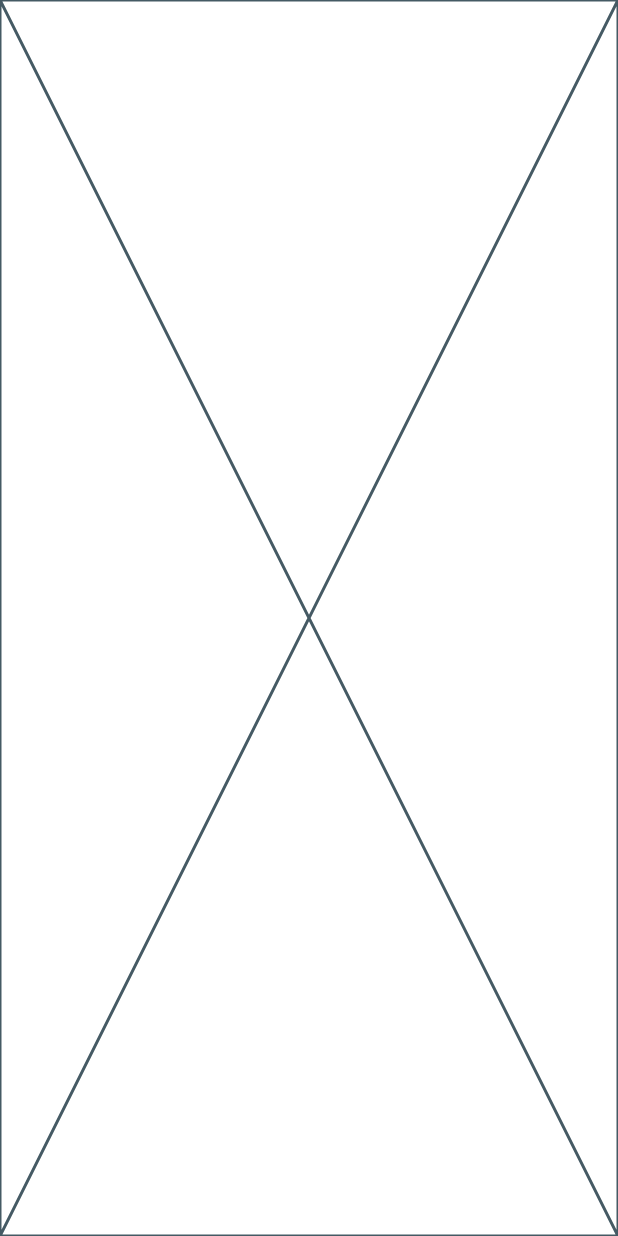
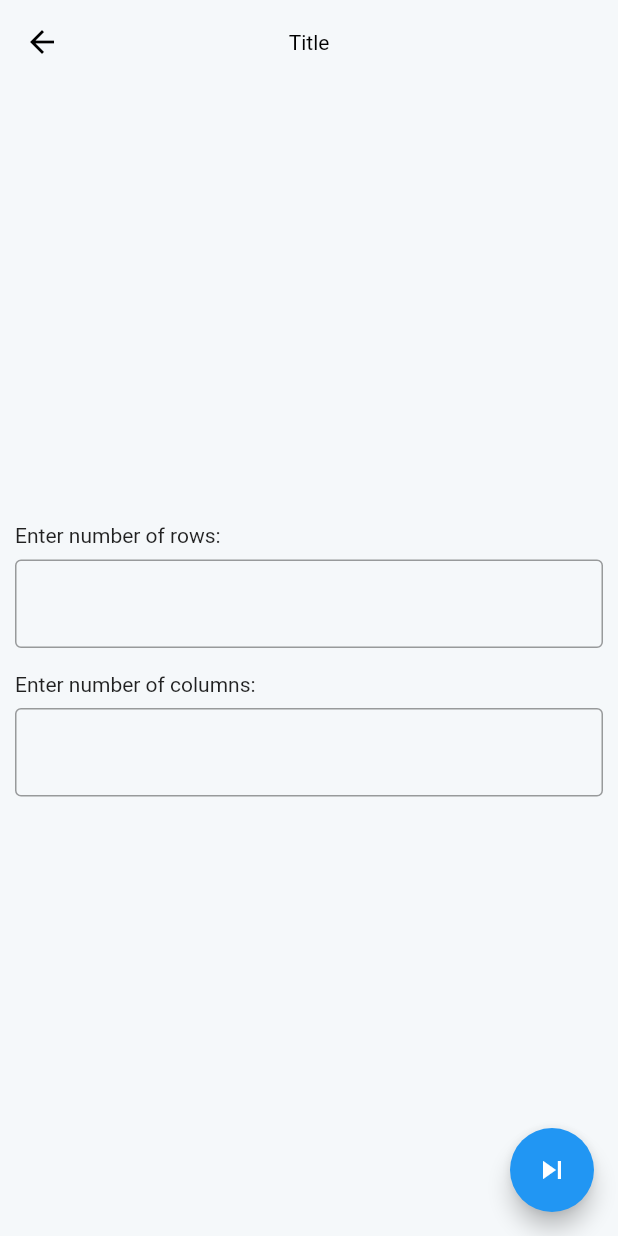
Before and after one commit to therushdevs/app-task, a Flutter app: the screen it shows after launch, on a phone screen of 412 x 824 dp. Run offline on Flutter 3.47's test engine with Material 3 defaults, Android fonts, the phone set to English and light mode, and no system bars; our stand-ins replace equatable, fluttertoast, share_plus.

Commit message:
update routing, add row col imput & create grid pages

```diff
--- a/lib/mobigic/mobigic_app..dart
+++ b/lib/mobigic/mobigic_app..dart
@@ -1,14 +1,22 @@
+import 'package:api_task/mobigic/providers/grid_provider.dart';
 import 'package:api_task/mobigic/route_generator.dart';
 import 'package:api_task/mobigic/routes.dart';
 import 'package:api_task/mobigic/ui/mobigic_home_page.dart';
 import 'package:flutter/material.dart';
+import 'package:provider/provider.dart';
 
 class MobigicApp extends StatelessWidget {
   const MobigicApp({super.key});
 
   @override
   Widget build(BuildContext context) {
-    return MaterialApp(
+    return MultiProvider(
+      providers: [
+        ChangeNotifierProvider<GridProvider>(
+          create: (_) => GridProvider(),
+        )
+      ],
+      child: MaterialApp(
         navigatorKey: navKey,
         initialRoute: Routes.splashPageRoute,
         onGenerateRoute: RouteGenerator.onGenerateRoute,
@@ -56,6 +64,7 @@ class MobigicApp extends StatelessWidget {
         ),
         debugShowCheckedModeBanner: false,
         home: const MobigicHomePage(),
+      ),
     );
   }
 }
--- /dev/null
+++ b/lib/mobigic/providers/grid_provider.dart
@@ -0,0 +1,37 @@
+import 'package:flutter/material.dart';
+
+class GridProvider extends ChangeNotifier {
+  List<List<int>> _charGrid = [];
+  int _rows = 0;
+  int _cols = 0;
+
+  void setRowsAndColumns(String rows, String cols) {
+    final r = int.parse(rows);
+    final c = int.parse(cols);
+    _rows = r;
+    _cols = c;
+    notifyListeners();
+  }
+
+  int getRows() {
+    return _rows;
+  }
+
+  int getCols() {
+    return _cols;
+  }
+
+  List<List<String>> gridConversion(String characters) {
+    List<List<String>> grid = [];
+    int j = 0;
+    for (int i = 0; i < _rows; i++) {
+      List<String> temp = [];
+      while (j < _cols) {
+        temp.add(characters[j]);
+        j++;
+      }
+      grid.add(temp);
+    }
+    return grid;
+  }
+}
--- a/lib/mobigic/route_generator.dart
+++ b/lib/mobigic/route_generator.dart
@@ -1,5 +1,8 @@
 import 'package:api_task/mobigic/routes.dart';
+import 'package:api_task/mobigic/ui/create_grid_page.dart';
+import 'package:api_task/mobigic/ui/mobigic_home_page.dart';
 import 'package:api_task/mobigic/ui/mobigic_splash_page.dart';
+import 'package:api_task/mobigic/ui/rows_and_columns_page.dart';
 import 'package:flutter/material.dart';
 
 class RouteGenerator {
@@ -9,6 +12,18 @@ class RouteGenerator {
       case Routes.splashPageRoute:
         return MaterialPageRoute(
           builder: (_) => const MobigicSplashPage(),
+        );
+      case Routes.homePageRoute:
+        return MaterialPageRoute(
+          builder: (_) => const MobigicHomePage(),
+        );
+      case Routes.rowAndColumnPageRoute:
+        return MaterialPageRoute(
+          builder: (_) => const RowsAndColumnsInputPage(),
+        );
+      case Routes.createGridPageRoute:
+        return MaterialPageRoute(
+          builder: (_) => const CreateGridPage(),
         );
 
       default:
--- a/lib/mobigic/routes.dart
+++ b/lib/mobigic/routes.dart
@@ -1,7 +1,10 @@
 import 'package:flutter/material.dart';
 
 class Routes {
-  static const String splashPageRoute = '/splashPage';
+  static const String splashPageRoute = '/splash_page';
+  static const String homePageRoute = '/mobigic_homepage';
+  static const String rowAndColumnPageRoute = '/row_and_column_page';
+  static const String createGridPageRoute = '/create_grid_page';
 }
 
 final navKey = GlobalKey<NavigatorState>();
--- /dev/null
+++ b/lib/mobigic/ui/rows_and_columns_page.dart
@@ -0,0 +1,96 @@
+import 'package:api_task/mobigic/providers/grid_provider.dart';
+import 'package:api_task/mobigic/routes.dart';
+import 'package:flutter/material.dart';
+import 'package:provider/provider.dart';
+
+class RowsAndColumnsInputPage extends StatefulWidget {
+  const RowsAndColumnsInputPage({super.key});
+
+  @override
+  State<RowsAndColumnsInputPage> createState() =>
+      _RowsAndColumnsInputPageState();
+}
+
+class _RowsAndColumnsInputPageState extends State<RowsAndColumnsInputPage> {
+  String _rows = '';
+  String _cols = '';
+  final _formKey = GlobalKey<FormState>();
+
+  @override
+  Widget build(BuildContext context) {
+    return Form(
+      key: _formKey,
+      child: Scaffold(
+        floatingActionButton: FloatingActionButton(
+          onPressed: () {
+            if (_formKey.currentState!.validate()) {
+              context.read<GridProvider>().setRowsAndColumns(_rows, _cols);
+              navKey.currentState?.pushNamed(Routes.createGridPageRoute);
+            }
+          },
+          child: const Icon(Icons.skip_next),
+        ),
+        appBar: AppBar(
+          title: const Text('Title'),
+        ),
+        body: SafeArea(
+          minimum: const EdgeInsets.all(10),
+          child: Column(
+            crossAxisAlignment: CrossAxisAlignment.start,
+            mainAxisAlignment: MainAxisAlignment.center,
+            children: [
+              _namedInputField(
+                title: 'Enter number of rows:',
+                isRow: true,
+              ),
+              _namedInputField(
+                title: 'Enter number of columns:',
+                isRow: false,
+              ),
+            ],
+          ),
+        ),
+      ),
+    );
+  }
+
+  Padding _namedInputField({
+    required String title,
+    required bool isRow,
+  }) {
+    return Padding(
+      padding: const EdgeInsets.symmetric(vertical: 8.0),
+      child: Column(
+        crossAxisAlignment: CrossAxisAlignment.start,
+        children: [
+          Padding(
+            padding: const EdgeInsets.only(bottom: 8),
+            child: Text(
+              title,
+              textAlign: TextAlign.left,
+            ),
+          ),
+          TextFormField(
+            maxLength: 2,
+            keyboardType: TextInputType.number,
+            decoration: const InputDecoration(
+              border: OutlineInputBorder(),
+              counterText: "",
+            ),
+            validator: (val) {
+              if (val != null && val.isEmpty) {
+                return 'Cannot be empty';
+              }
+              return null;
+            },
+            onChanged: (val) {
+              setState(() {
+                isRow ? _rows = val : _cols = val;
+              });
+            },
+          ),
+        ],
+      ),
+    );
+  }
+}
```
Also changed, not shown: lib/mobigic/ui/create_grid_page.dart (added, +78 -0 lines), lib/mobigic/ui/mobigic_home_page.dart (+6 -2 lines), lib/mobigic/ui/mobigic_splash_page.dart (+22 -2 lines). Lines whose indentation alone changed are shown as unchanged.
